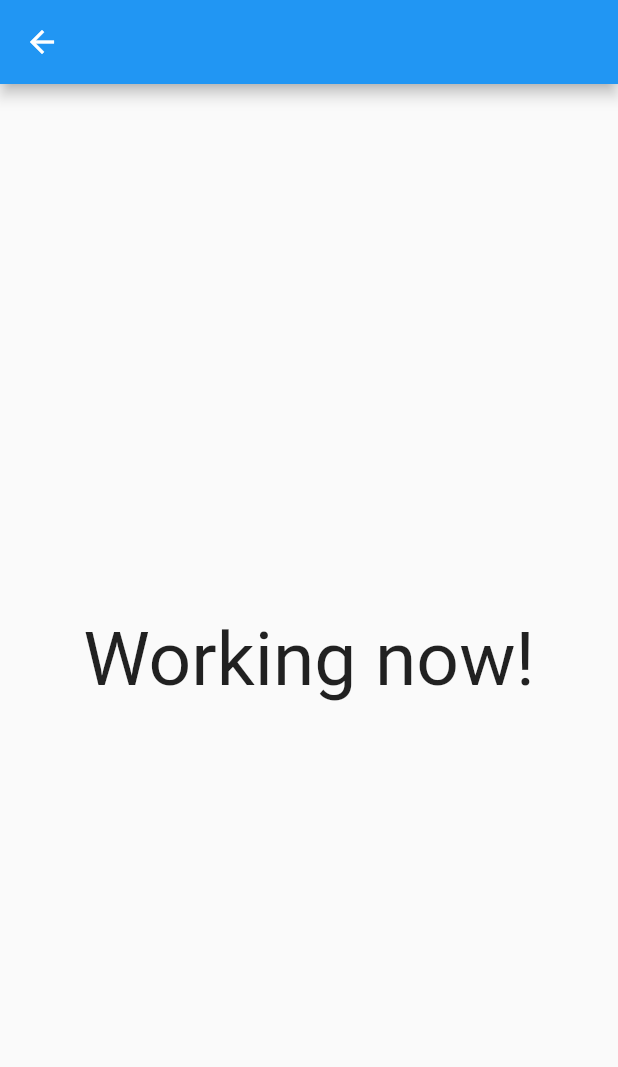
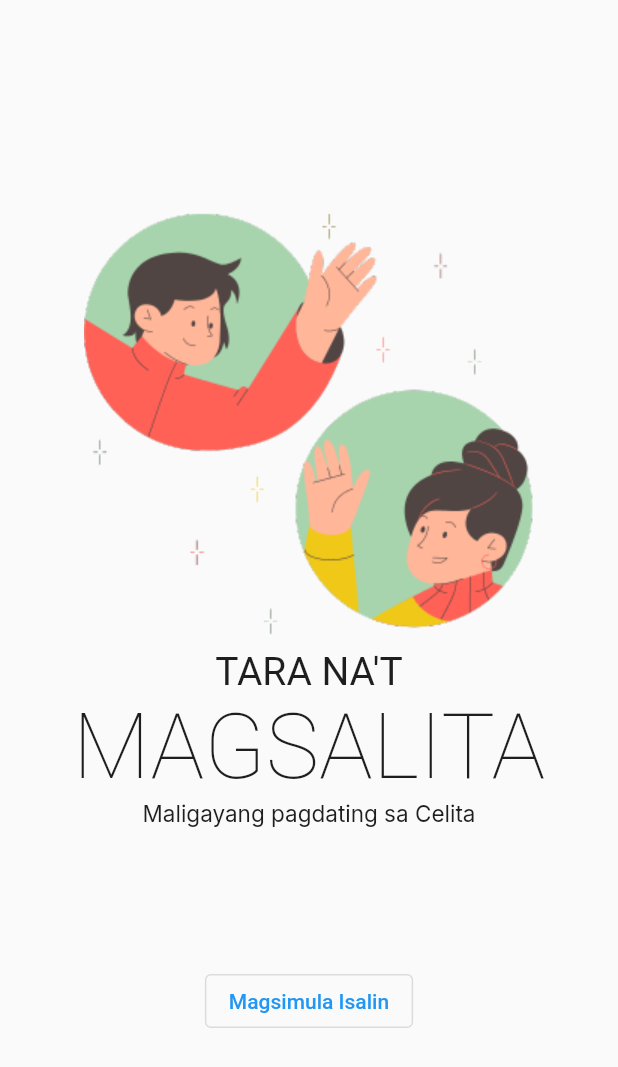
Before and after one commit to mynrjad/celita_app, a Flutter app: the WelcomeScreen screen opened directly, on a phone screen of 412 x 824 dp. Shown: the top 1067 px of the screen. Run offline on Flutter 3.47's test engine with Material 2 defaults, Android fonts, the phone set to English and light mode, and no system bars; our stand-ins replace get, google_fonts, liquid_swipe, rive, smooth_page_indicator; Roboto replaces fonts that are missing (Aladin).

Commit message:
Modified images and text on Welcome screen.

```diff
--- a/lib/components/constants/text_strings.dart
+++ b/lib/components/constants/text_strings.dart
@@ -16,5 +16,7 @@ const CEppOnboardingSubtitle2 =
     "Paliitin ang agwat ng komunikasyon at magkaisa. Alamin at sanayin ang sarili sa pagsasalita ng Tagalog-Cebuano";
 
 //Welcome Screen
-const CEppWelcomeHeading1 = "TARA NA'T MAGSALITA";
+const CEppWelcomeHeading1 = "TARA NA'T";
+const CEppWelcomeSubheading1 = "MAGSALITA";
 const CEppWelcomeSubtitle1 = "Maligayang pagdating sa Celita";
+const CEppWelcomeButton1 = "Magsimula Isalin";
--- a/lib/components/features/authentication/screens/splash screen/splash_screen.dart
+++ b/lib/components/features/authentication/screens/splash screen/splash_screen.dart
@@ -44,20 +44,3 @@ class _SplashContentState extends State<SplashContent> {
     );
   }
 }
-
-class WelcomeScreen extends StatelessWidget {
-  @override
-  Widget build(BuildContext context) {
-    return Scaffold(
-      appBar: AppBar(),
-      body: Center(
-        child: Container(
-          child: Text(
-            "Working now!",
-            style: TextStyle(fontSize: 50),
-          ),
-        ),
-      ),
-    );
-  }
-}
--- a/lib/components/features/authentication/screens/welcome screen/welcome_screen.dart
+++ b/lib/components/features/authentication/screens/welcome screen/welcome_screen.dart
@@ -1 +1,44 @@
+import 'package:celita/components/constants/image_strings.dart';
+import 'package:celita/components/constants/sizes.dart';
+import 'package:celita/components/constants/text_strings.dart';
 import 'package:flutter/material.dart';
+import 'package:get/get.dart';
+
+import '../../../../constants/colors.dart';
+
+class WelcomeScreen extends StatelessWidget {
+  const WelcomeScreen({super.key});
+
+  @override
+  Widget build(BuildContext context) {
+    return Scaffold(
+      body: Container(
+        padding: const EdgeInsets.all(CEppDefaultSize),
+        alignment: Alignment.center,
+        child: Column(
+          mainAxisAlignment: MainAxisAlignment.spaceEvenly,
+          children: [
+            Column(
+              children: [
+                Image(image: AssetImage(CEppWelcome1)),
+                Text(CEppWelcomeHeading1,
+                    style: Theme.of(context).textTheme.displayMedium),
+                Text(CEppWelcomeSubheading1,
+                    style: Theme.of(context).textTheme.displayLarge),
+                Text(CEppWelcomeSubtitle1,
+                    style: Theme.of(context).textTheme.displaySmall),
+              ],
+            ),
+            Positioned(
+              bottom: 60.0,
+              child: OutlinedButton(
+                onPressed: () {},
+                child: Text(CEppWelcomeButton1),
+              ),
+            ),
+          ],
+        ),
+      ),
+    );
+  }
+}
--- a/lib/main.dart
+++ b/lib/main.dart
@@ -1,4 +1,5 @@
 import 'package:celita/components/features/authentication/screens/splash%20screen/splash_screen.dart';
+import 'package:celita/components/features/authentication/screens/welcome%20screen/welcome_screen.dart';
 import 'package:celita/components/utils/theme/widget%20theme/theme.dart';
 import 'package:flutter/material.dart';
 
@@ -21,7 +22,7 @@ class _CelitaMainAppState extends State<CelitaMainApp> {
       darkTheme: CEppTheme.darkTheme,
       themeMode: ThemeMode.system,
       debugShowCheckedModeBanner: false,
-      home: SplashScreen(),
+      home: WelcomeScreen(),
     );
   }
 }
--- a/pubspec.yaml
+++ b/pubspec.yaml
@@ -33,6 +33,7 @@ flutter:
      - assets/rive_assets/splash_screen.riv
      - assets/onboarding_assets/onboarding_one.png
      - assets/onboarding_assets/onboarding_two.png
+     - assets/welcome_assets/welcome_one.png
 
   # fonts:
   #   - family: Schyler
```
